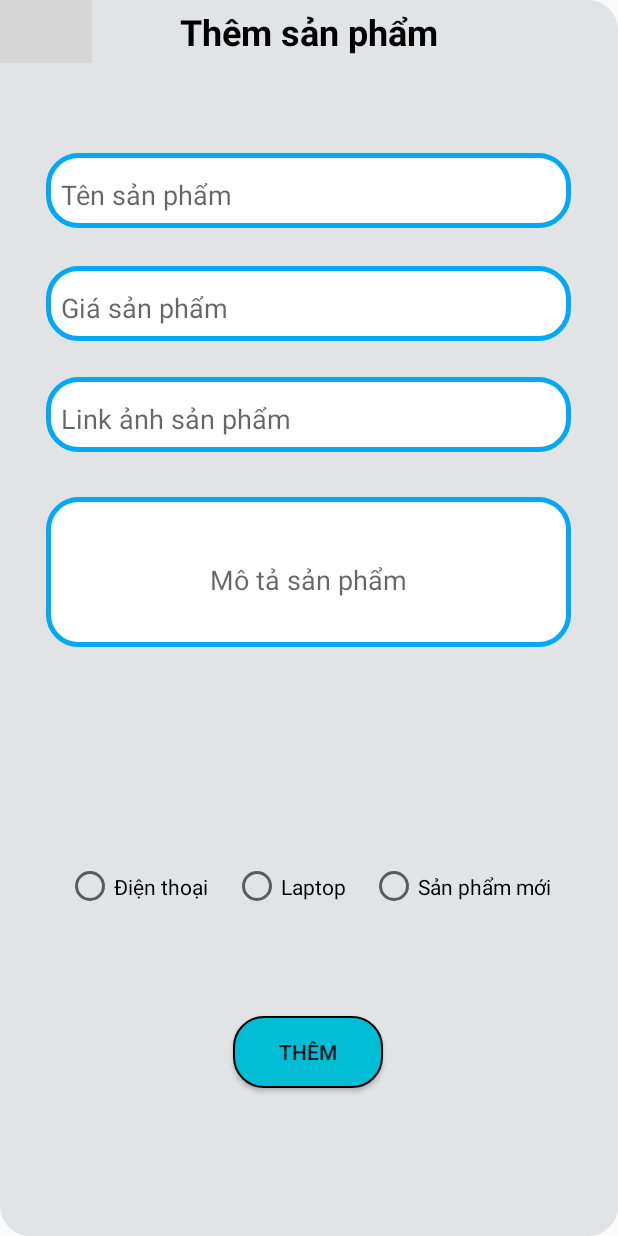
After one commit to MinhThinhrine/MobileProject, an Android app: the addProduct screen opened directly, with no data from a screen before it, on a phone screen of 412 x 824 dp. The commit adds this screen. Run offline under Robolectric (Android 15) with nearby library versions, the phone set to English and light mode, and no system bars; our stand-ins replace Firebase (no records; nobody signed in at launch, a user with empty details on screens opened directly); grey boxes are pictures that could not be loaded.

Commit message:
update final final

```diff
--- a/app/src/main/AndroidManifest.xml
+++ b/app/src/main/AndroidManifest.xml
@@ -23,6 +23,12 @@
         android:theme="@style/Theme.AppBanThietBiDienTu"
         android:usesCleartextTraffic="true"
         tools:targetApi="31">
+        <activity
+            android:name=".Activity.updateProduct"
+            android:exported="false" />
+        <activity
+            android:name=".Activity.addProduct"
+            android:exported="false" />
         <activity
             android:name=".Activity.manageProduct"
             android:exported="true" />
--- a/app/src/main/java/com/example/appbanthietbidientu/Activity/addUser.java
+++ b/app/src/main/java/com/example/appbanthietbidientu/Activity/addUser.java
@@ -73,7 +73,7 @@ public class addUser extends AppCompatActivity {
                                 int newUserId = Integer.parseInt(latestUserId) + 1;
 
                                 // Tạo đối tượng User
-                                User user = new User(email, pass1, newUserId,"user");
+                                User user = new User(email, pass1, newUserId,checked);
 
                                 ref.child(String.valueOf(newUserId)).setValue(user)
                                         .addOnCompleteListener(new OnCompleteListener<Void>() {
@@ -91,7 +91,7 @@ public class addUser extends AppCompatActivity {
                                         });
                             } else {
                                 int newUserId = 1;
-                                User user = new User(email, pass1, newUserId,"user");
+                                User user = new User(email, pass1, newUserId,checked);
                                 ref.child(String.valueOf(newUserId)).setValue(user)
                                         .addOnCompleteListener(new OnCompleteListener<Void>() {
                                             @Override
--- /dev/null
+++ b/app/src/main/res/layout/activity_add_product.xml
@@ -0,0 +1,153 @@
+<?xml version="1.0" encoding="utf-8"?>
+<androidx.constraintlayout.widget.ConstraintLayout xmlns:android="http://schemas.android.com/apk/res/android"
+    xmlns:app="http://schemas.android.com/apk/res-auto"
+    xmlns:tools="http://schemas.android.com/tools"
+    android:layout_width="match_parent"
+    android:layout_height="match_parent"
+    android:background="@drawable/boder"
+    tools:context=".Activity.addUser">
+
+    <androidx.appcompat.widget.Toolbar
+        android:id="@+id/addtoolbar2"
+        android:layout_width="match_parent"
+        android:layout_height="42dp"
+        android:minHeight="?attr/actionBarSize"
+        android:theme="?attr/actionBarTheme"
+        app:layout_constraintTop_toTopOf="parent"
+        tools:layout_editor_absoluteX="102dp">
+
+        <TextView
+            android:id="@+id/add_toolbar_title"
+            android:layout_width="wrap_content"
+            android:layout_height="wrap_content"
+            android:layout_gravity="center"
+            android:text="Thêm sản phẩm"
+            android:textColor="@color/black"
+            android:textSize="24sp"
+            android:textStyle="bold"
+            tools:layout_editor_absoluteX="135dp"
+            tools:layout_editor_absoluteY="9dp" />
+
+    </androidx.appcompat.widget.Toolbar>
+
+    <ImageView
+        android:id="@+id/newimgBack"
+        android:layout_width="61dp"
+        android:layout_height="42dp"
+        app:layout_constraintEnd_toStartOf="@+id/addtoolbar2"
+        app:layout_constraintHorizontal_bias="0.0"
+        app:layout_constraintStart_toStartOf="parent"
+        app:srcCompat="@drawable/ic_action_back_black"
+        tools:ignore="MissingConstraints"
+        android:textSize="18sp"
+        tools:layout_editor_absoluteY="0dp" />
+
+    <EditText
+        android:background="@drawable/boder_edit_text"
+        android:id="@+id/namePro"
+        android:layout_width="350dp"
+        android:layout_height="50dp"
+        android:layout_marginTop="60dp"
+        android:textSize="18sp"
+        android:ems="10"
+        android:hint="Tên sản phẩm"
+        android:inputType="text"
+        app:layout_constraintHorizontal_bias="0.495"
+        app:layout_constraintEnd_toEndOf="parent"
+        app:layout_constraintStart_toStartOf="parent"
+        app:layout_constraintTop_toBottomOf="@+id/addtoolbar2" />
+
+    <EditText
+        android:background="@drawable/boder_edit_text"
+        android:id="@+id/pricePro"
+        android:layout_width="350dp"
+        android:layout_height="50dp"
+        android:layout_marginTop="25dp"
+        android:ems="10"
+        android:hint="Giá sản phẩm"
+        android:inputType="number"
+        app:layout_constraintEnd_toEndOf="parent"
+        app:layout_constraintHorizontal_bias="0.495"
+        app:layout_constraintStart_toStartOf="parent"
+        app:layout_constraintTop_toBottomOf="@+id/namePro" />
+
+
+    <EditText
+        android:id="@+id/linkanh"
+        android:layout_width="350dp"
+        android:layout_height="50dp"
+        android:layout_marginTop="24dp"
+        android:background="@drawable/boder_edit_text"
+        android:ems="10"
+        android:hint="Link ảnh sản phẩm"
+        android:inputType="text"
+        app:layout_constraintEnd_toEndOf="parent"
+        app:layout_constraintHorizontal_bias="0.491"
+        app:layout_constraintStart_toStartOf="parent"
+        app:layout_constraintTop_toBottomOf="@+id/pricePro" />
+
+    <EditText
+        android:id="@+id/motaPro"
+        android:layout_width="350dp"
+        android:layout_height="100dp"
+        android:layout_marginTop="104dp"
+        android:background="@drawable/boder_edit_text"
+        android:ems="10"
+        android:gravity="center"
+        android:hint="Mô tả sản phẩm"
+        android:inputType="text"
+        app:layout_constraintEnd_toEndOf="parent"
+        app:layout_constraintHorizontal_bias="0.491"
+        app:layout_constraintStart_toStartOf="parent"
+        app:layout_constraintTop_toBottomOf="@+id/pricePro" />
+
+    <RadioGroup
+        android:id="@+id/radioGroupPro"
+        android:layout_width="0dp"
+        android:layout_height="wrap_content"
+        android:gravity="center"
+        android:orientation="horizontal"
+        app:layout_constraintBottom_toBottomOf="parent"
+        app:layout_constraintEnd_toEndOf="parent"
+        app:layout_constraintHorizontal_bias="0.0"
+        app:layout_constraintStart_toStartOf="parent"
+        app:layout_constraintTop_toTopOf="parent"
+        app:layout_constraintVertical_bias="0.736">
+
+        <RadioButton
+            android:id="@+id/checkpro1"
+            android:layout_width="95dp"
+            android:layout_height="66dp"
+            android:text="Điện thoại" />
+
+        <RadioButton
+            android:id="@+id/checkpro2"
+            android:layout_width="wrap_content"
+            android:layout_height="66dp"
+            android:layout_marginStart="16dp"
+            android:text="Laptop" />
+
+        <RadioButton
+            android:id="@+id/checkpro3"
+            android:layout_width="wrap_content"
+            android:layout_height="66dp"
+            android:layout_marginStart="16dp"
+            android:text="Sản phẩm mới" />
+    </RadioGroup>
+
+    <Button
+        android:id="@+id/buttonAdd"
+        android:layout_width="wrap_content"
+        android:layout_height="wrap_content"
+        android:layout_marginTop="53dp"
+        android:background="@drawable/button_admin"
+        android:text="Thêm"
+        app:layout_constraintBottom_toBottomOf="parent"
+        app:layout_constraintEnd_toEndOf="parent"
+        app:layout_constraintHorizontal_bias="0.498"
+        app:layout_constraintStart_toStartOf="parent"
+        app:layout_constraintTop_toBottomOf="@+id/radioGroupPro"
+        app:layout_constraintVertical_bias="0.0"
+        tools:ignore="MissingConstraints" />
+
+</androidx.constraintlayout.widget.ConstraintLayout>
--- a/app/src/main/res/layout/activity_home_admin.xml
+++ b/app/src/main/res/layout/activity_home_admin.xml
@@ -35,7 +35,7 @@
         app:layout_constraintVertical_bias="0.0" />
 
     <ImageView
-        android:id="@+id/imageView"
+        android:id="@+id/backhomeAdm"
         android:layout_width="wrap_content"
         android:layout_height="wrap_content"
         android:layout_marginBottom="121dp"
--- a/app/src/main/res/layout/single_product.xml
+++ b/app/src/main/res/layout/single_product.xml
@@ -5,6 +5,7 @@
     android:layout_width="match_parent"
     android:layout_height="wrap_content"
     android:orientation="horizontal"
+    android:id="@+id/layoutprdadm"
     android:padding="8dp">
 
     <ImageView
```
Also changed, not shown: app/src/main/java/com/example/appbanthietbidientu/Activity/HomeAdmin.java (+13 -0 lines), app/src/main/java/com/example/appbanthietbidientu/Activity/addProduct.java (added, +171 -0 lines), app/src/main/java/com/example/appbanthietbidientu/Activity/manageProduct.java (+22 -2 lines), app/src/main/java/com/example/appbanthietbidientu/Activity/updateProduct.java (added, +29 -0 lines), app/src/main/java/com/example/appbanthietbidientu/Adapter/prdAdminAdapter.java (+30 -1 lines), app/src/main/java/com/example/appbanthietbidientu/model/Sanpham.java (+12 -0 lines), app/src/main/res/layout/activity_update_product.xml (added, +28 -0 lines).
